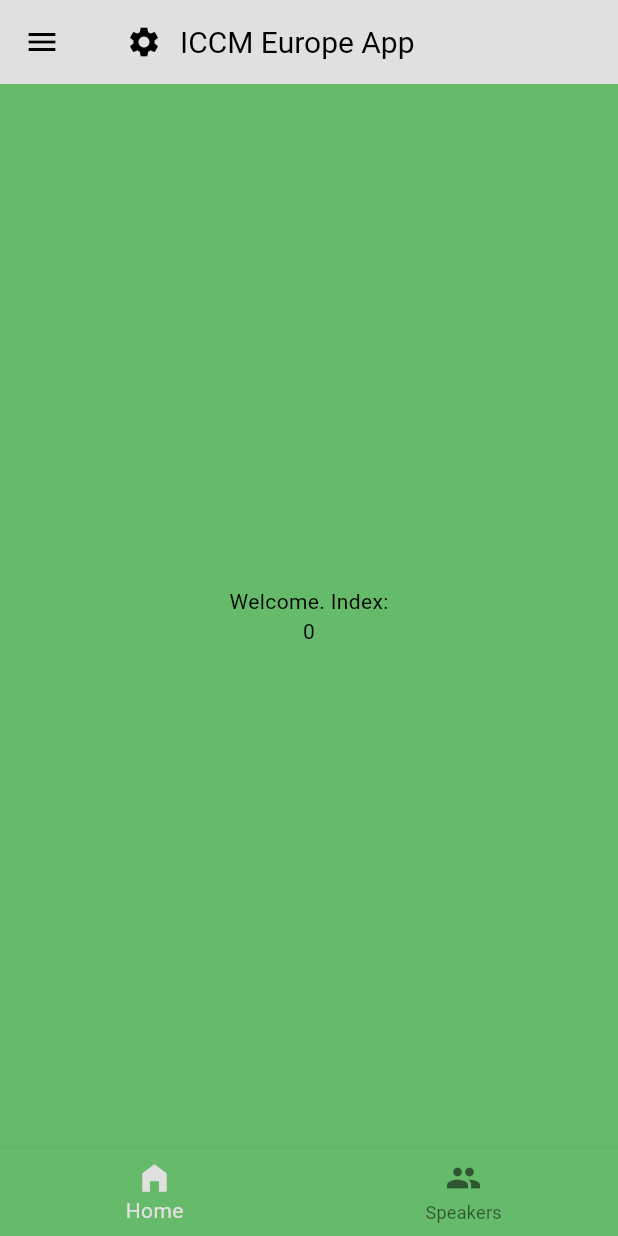
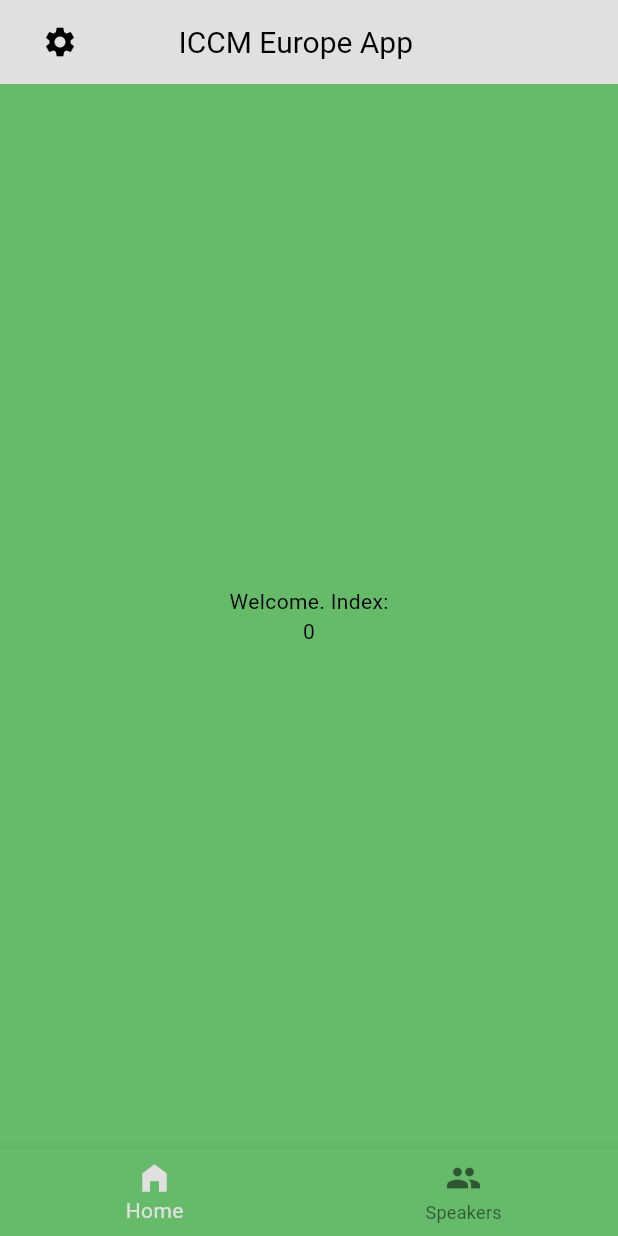
Before and after one commit to ICCM-EU/iccm_eu_app, a Flutter app: the screen it shows after launch, on a phone screen of 412 x 824 dp. Run offline on Flutter 3.47's test engine with Material 3 defaults, Android fonts, the light colour scheme and no system bars.

Commit message:
Hide the burger menu.

```diff
--- a/lib/main.dart
+++ b/lib/main.dart
@@ -74,6 +74,7 @@ class _MyHomePageState extends State<MyHomePage> {
         drawer: const NavBar(),
         backgroundColor: Colors.green[400]!,
         appBar: AppBar(
+          automaticallyImplyLeading: false,
           backgroundColor: Theme.of(context).colorScheme.background,
           foregroundColor: Theme.of(context).colorScheme.tertiary,
           // TRY THIS: Try changing the color here to a specific color (to
@@ -89,9 +90,12 @@ class _MyHomePageState extends State<MyHomePage> {
                     onPressed: () => Scaffold.of(context).openDrawer(),
                   ),
                 ),
-              Text(
+                Padding(
+                  padding: const EdgeInsets.symmetric(horizontal: 55),
+                  child: Text(
                     widget.title,
                     textAlign: TextAlign.center
+                  ),
                 ),
               ],
           ),
```
Lines whose indentation alone changed are shown as unchanged.
